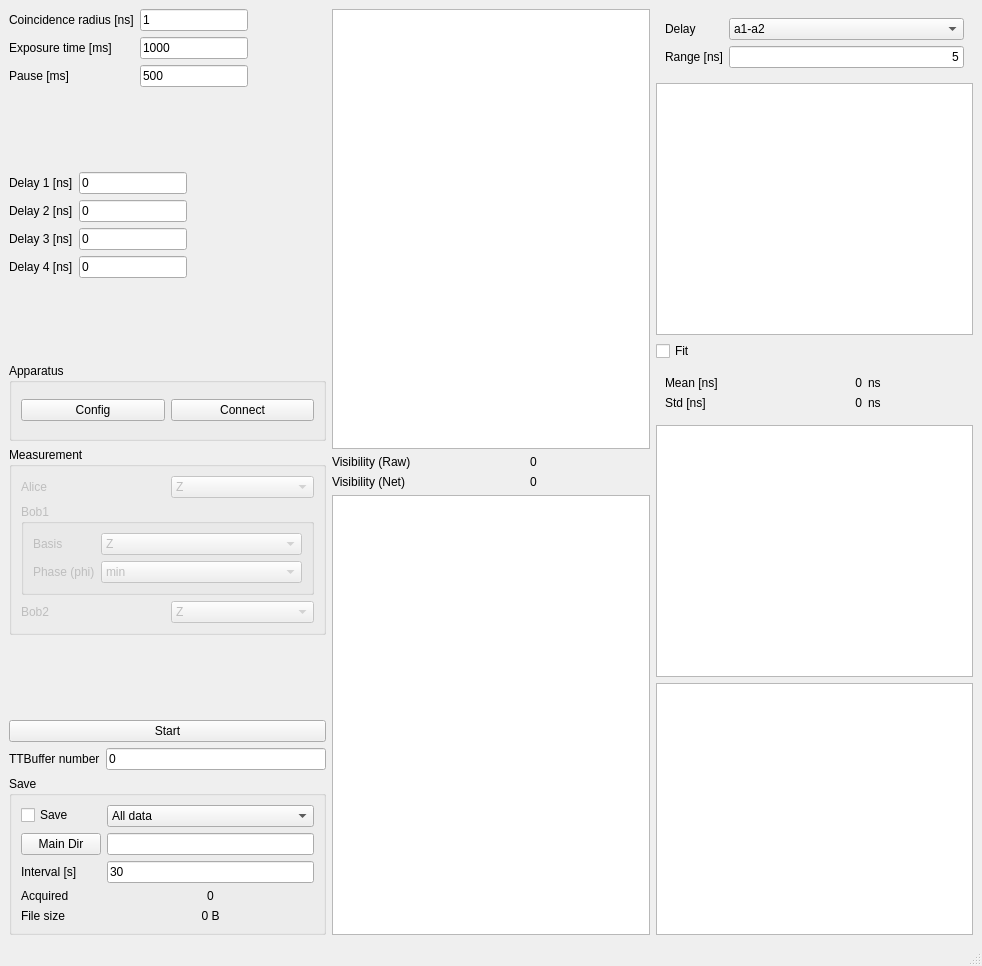
This is pol/pol.ui in qLuxor/pylabtools as Qt 5 draws it before an edit. The edited form follows.
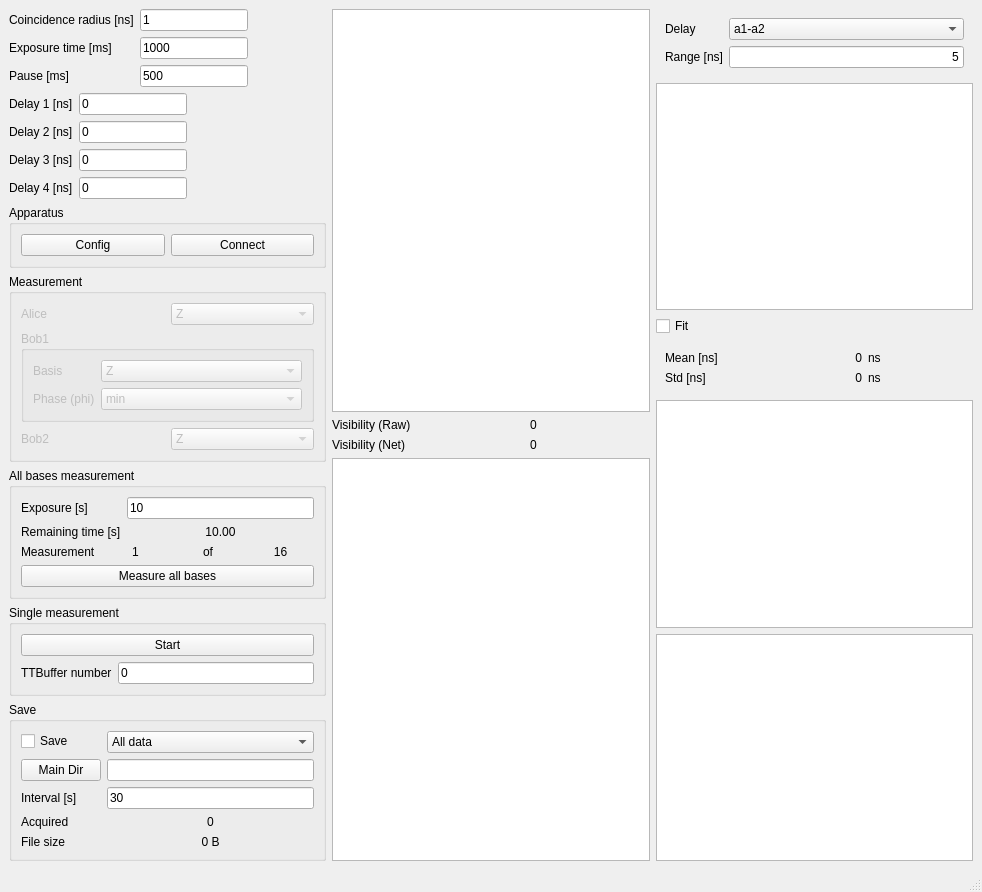
This is the edited form. Custom widgets are drawn as their Qt base class.

Commit message: Add first implementation of automatic measurements

What changed in the file:
```diff
--- a/pol/pol.ui
+++ b/pol/pol.ui
@@ -7,16 +7,16 @@
     <x>0</x>
     <y>0</y>
     <width>982</width>
-    <height>966</height>
+    <height>860</height>
    </rect>
   </property>
   <property name="windowTitle">
    <string>MainWindow</string>
   </property>
   <widget class="QWidget" name="centralwidget">
-   <layout class="QHBoxLayout" name="horizontalLayout_2">
+   <layout class="QHBoxLayout" name="horizontalLayout_3">
     <item>
-     <layout class="QVBoxLayout" name="verticalLayout">
+     <layout class="QVBoxLayout" name="verticalLayout_5">
       <item>
        <layout class="QFormLayout" name="formLayout">
         <item row="0" column="0">
@@ -103,7 +103,7 @@
         </property>
         <property name="sizeHint" stdset="0">
          <size>
-          <width>272</width>
+          <width>269</width>
           <height>13</height>
          </size>
         </property>
@@ -212,7 +212,7 @@
         </property>
         <property name="sizeHint" stdset="0">
          <size>
-          <width>272</width>
+          <width>269</width>
           <height>13</height>
          </size>
         </property>
@@ -381,18 +381,106 @@
        </widget>
       </item>
       <item>
-       <spacer name="verticalSpacer_3">
-        <property name="orientation">
-         <enum>Qt::Vertical</enum>
+       <widget class="QGroupBox" name="groupBox_5">
+        <property name="title">
+         <string>All bases measurement</string>
         </property>
-        <property name="sizeHint" stdset="0">
-         <size>
-          <width>272</width>
-          <height>13</height>
-         </size>
-        </property>
-       </spacer>
-      </item>
+        <layout class="QVBoxLayout" name="verticalLayout_4">
+         <item>
+          <layout class="QFormLayout" name="formLayout_8">
+           <item row="0" column="0">
+            <widget class="QLabel" name="label_19">
+             <property name="text">
+              <string>Exposure [s]</string>
+             </property>
+             <property name="wordWrap">
+              <bool>true</bool>
+             </property>
+            </widget>
+           </item>
+           <item row="0" column="1">
+            <widget class="QLineEdit" name="txtAutoExp">
+             <property name="text">
+              <string>10</string>
+             </property>
+            </widget>
+           </item>
+           <item row="1" column="0">
+            <widget class="QLabel" name="label_21">
+             <property name="text">
+              <string>Remaining time [s]</string>
+             </property>
+            </widget>
+           </item>
+           <item row="1" column="1">
+            <widget class="QLabel" name="lblRemainingTime">
+             <property name="text">
+              <string>10.00</string>
+             </property>
+             <property name="alignment">
+              <set>Qt::AlignCenter</set>
+             </property>
+            </widget>
+           </item>
+          </layout>
+         </item>
+         <item>
+          <layout class="QHBoxLayout" name="horizontalLayout_2">
+           <item>
+            <widget class="QLabel" name="label_22">
+             <property name="text">
+              <string>Measurement</string>
+             </property>
+            </widget>
+           </item>
+           <item>
+            <widget class="QLabel" name="lblMeasNow">
+             <property name="text">
+              <string>1</string>
+             </property>
+             <property name="alignment">
+              <set>Qt::AlignCenter</set>
+             </property>
+            </widget>
+           </item>
+           <item>
+            <widget class="QLabel" name="label_25">
+             <property name="text">
+              <string>of</string>
+             </property>
+             <property name="alignment">
+              <set>Qt::AlignCenter</set>
+             </property>
+            </widget>
+           </item>
+           <item>
+            <widget class="QLabel" name="lblMeasTot">
+             <property name="text">
+              <string>16</string>
+             </property>
+             <property name="alignment">
+              <set>Qt::AlignCenter</set>
+             </property>
+            </widget>
+           </item>
+          </layout>
+         </item>
+         <item>
+          <widget class="QPushButton" name="btnAutoMeasure">
+           <property name="text">
+            <string>Measure all bases</string>
+           </property>
+          </widget>
+         </item>
+        </layout>
+       </widget>
+      </item>
+      <item>
+       <widget class="QGroupBox" name="groupBox_4">
+        <property name="title">
+         <string>Single measurement</string>
+        </property>
+        <layout class="QVBoxLayout" name="verticalLayout">
       <item>
        <widget class="QPushButton" name="btnStart">
         <property name="text">
@@ -420,6 +508,9 @@
          </widget>
         </item>
        </layout>
+         </item>
+        </layout>
+       </widget>
       </item>
       <item>
        <widget class="QGroupBox" name="groupBox_3">
```
Lines whose indentation alone changed are shown as unchanged. The commit also changes 1 other file.
